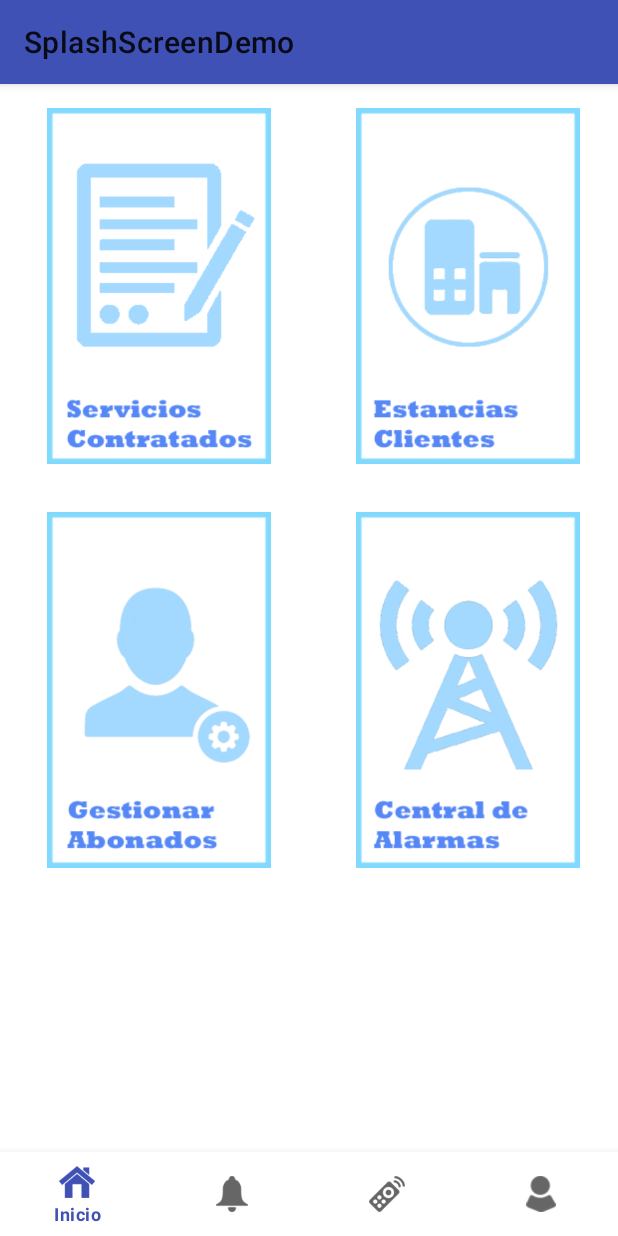
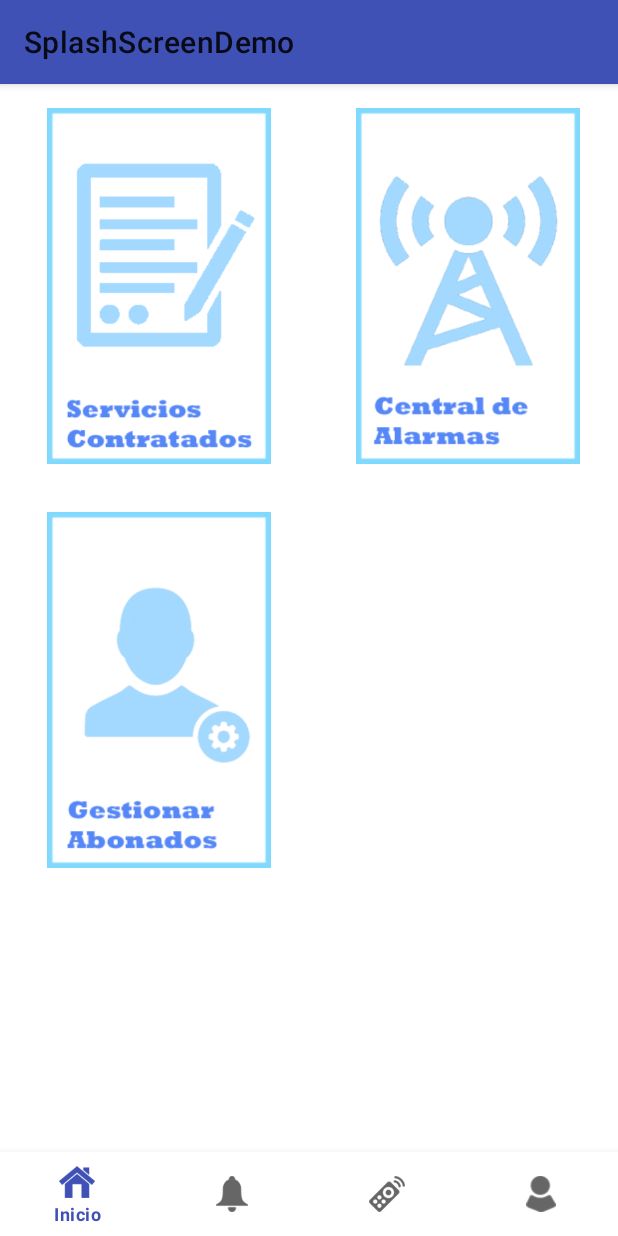
Before and after one commit to albertoomarcos/CDI-EmpresaSeguridad, an Android app: the fragment AdminMainFragment placed in its activity, on a phone screen of 412 x 824 dp. Run offline under Robolectric (Android 15) with nearby library versions, the phone set to English and light mode, and no system bars.

Commit message:
Cambios menores AdminMain

```diff
--- a/app/src/main/java/com/example/portatil/cdi_empresaseguridad/AdminMainFragment.kt
+++ b/app/src/main/java/com/example/portatil/cdi_empresaseguridad/AdminMainFragment.kt
@@ -26,7 +26,6 @@ class AdminMainFragment: Fragment() {
     override fun onViewCreated(view: View, savedInstanceState: Bundle?) {
 
         var imServicios = view.findViewById(R.id.imTermo) as ImageView
-        var imEstancias = view.findViewById(R.id.imEstancias) as ImageView
         var imGestion = view.findViewById(R.id.imGestion) as ImageView
         var imAlarmas = view.findViewById(R.id.imAlarmas) as ImageView
 
@@ -35,15 +34,10 @@ class AdminMainFragment: Fragment() {
             Toast.makeText(view.context, "Vamos a Servicios contratados", Toast.LENGTH_SHORT).show()
 
         }
-        imEstancias.setOnClickListener {
-            // your code to perform when the user clicks on the button
-            Toast.makeText(view.context, "Vamos a ESTANCIAS CLIENTE", Toast.LENGTH_SHORT).show()
-        }
         imGestion.setOnClickListener {
             // your code to perform when the user clicks on the button
             Toast.makeText(view.context, "Vamos a GESTION ABONADOS", Toast.LENGTH_SHORT).show()
-            val mIntent = Intent(view.context, DomoticaPrincipal::class.java) //QUITAR DE AQUI
-            startActivity(mIntent)
+
         }
         imAlarmas.setOnClickListener {
             // your code to perform when the user clicks on the button
--- a/app/src/main/res/layout/fragment_main_admin.xml
+++ b/app/src/main/res/layout/fragment_main_admin.xml
@@ -50,16 +50,6 @@
             android:orientation="vertical">
 
             <ImageView
-                android:id="@+id/imEstancias"
-                android:layout_width="180dp"
-                android:layout_height="237dp"
-                android:layout_margin="16dp"
-                android:contentDescription="Estancias cliente"
-                android:src="@drawable/plantilla_movil_estancias_clientes"
-                app:layout_constraintEnd_toEndOf="parent"
-                app:layout_constraintTop_toTopOf="parent" />
-
-            <ImageView
                 android:id="@+id/imAlarmas"
                 android:layout_width="180dp"
                 android:layout_height="237dp"
--- a/build.gradle
+++ b/build.gradle
@@ -9,7 +9,7 @@ buildscript {
         jcenter()
     }
     dependencies {
-        classpath 'com.android.tools.build:gradle:3.3.2'
+        classpath 'com.android.tools.build:gradle:3.4.0'
 
 
         // NOTE: Do not place your application dependencies here; they belong
```
Also changed, not shown: gradle/wrapper/gradle-wrapper.properties.
